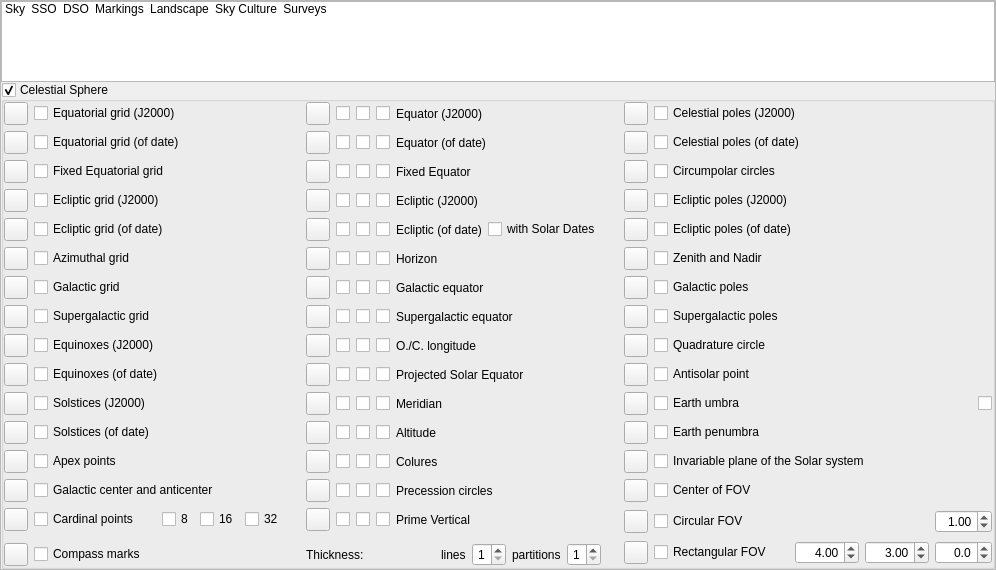
The window that src/gui/viewDialog.ui (Stellarium/stellarium) describes before a commit, drawn with Qt 5.
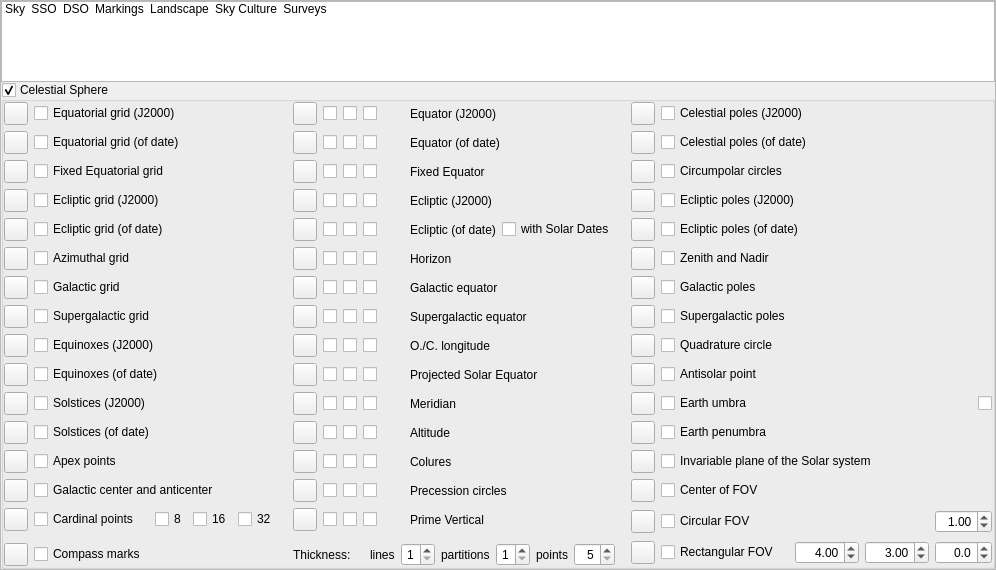
The same window after the commit. The open tabs and pages were chosen to show the change. Icons and pictures are not drawn. Custom widgets are drawn as their Qt base class.

```diff
--- a/src/gui/viewDialog.ui
+++ b/src/gui/viewDialog.ui
@@ -3216,6 +3216,29 @@
                    </property>
                   </widget>
                  </item>
+                 <item>
+                  <widget class="QLabel" name="pointSizeLabel">
+                   <property name="text">
+                    <string>points</string>
+                   </property>
+                  </widget>
+                 </item>
+                 <item>
+                  <widget class="QSpinBox" name="pointSizeSpinBox">
+                   <property name="toolTip">
+                    <string>Size of celestial points in pixels</string>
+                   </property>
+                   <property name="alignment">
+                    <set>Qt::AlignRight|Qt::AlignTrailing|Qt::AlignVCenter</set>
+                   </property>
+                   <property name="minimum">
+                    <number>5</number>
+                   </property>
+                   <property name="maximum">
+                    <number>15</number>
+                   </property>
+                  </widget>
+                 </item>
                 </layout>
                </item>
                <item row="6" column="7">
```
